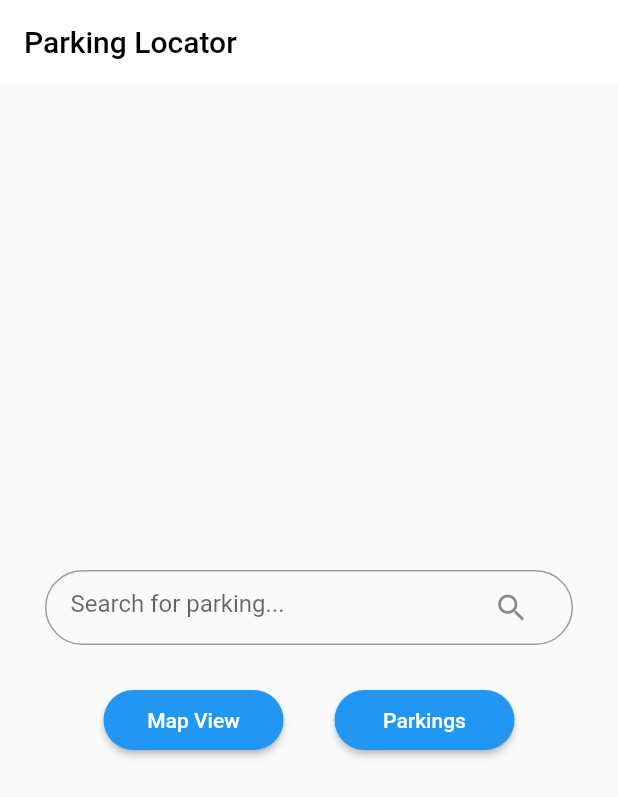
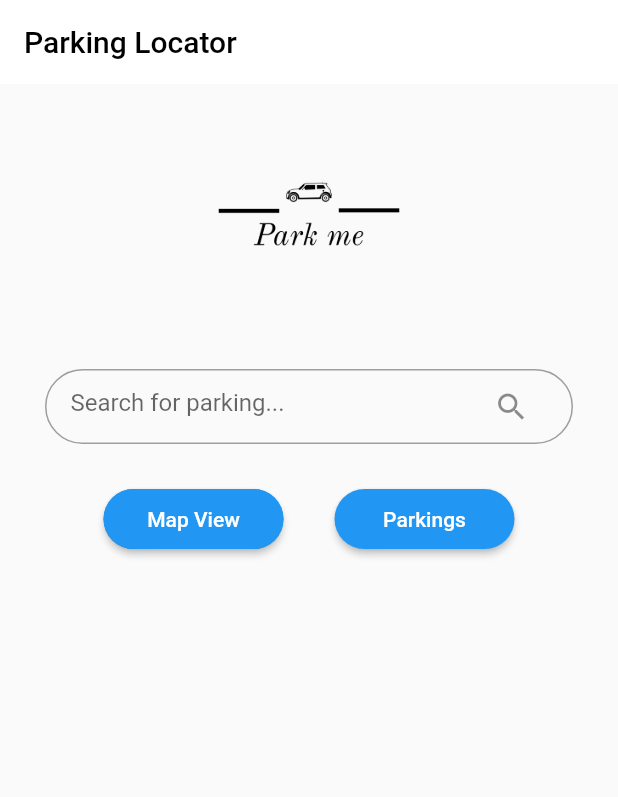
Before and after one commit to dhiyanesh-cyber/car-parking, a Flutter app: the screen it shows after launch, on a phone screen of 412 x 824 dp. Shown: the top 797 px of the screen. Run offline on Flutter 3.47's test engine with Material 2 defaults, Android fonts, the phone set to English and light mode, and no system bars; our stand-ins replace google_maps_flutter, location.

Commit message:
modified UI

```diff
--- a/lib/main.dart
+++ b/lib/main.dart
@@ -1,4 +1,5 @@
 import 'package:flutter/material.dart';
+import 'loading_screen.dart';
 import 'simple_starting_screen.dart';
 import 'parking_map_view.dart';
 import 'parkings_page.dart';
--- a/lib/simple_starting_screen.dart
+++ b/lib/simple_starting_screen.dart
@@ -13,12 +13,19 @@ class SimpleStartingScreen extends StatelessWidget {
         ),
         elevation: 0,
       ),
-      body: Container(
-        alignment: Alignment.center,
+      body: SingleChildScrollView(
+        child: Container(
+          alignment: Alignment.topCenter,
           margin: EdgeInsets.only(left: 30, right: 30),
           child: Column(
             mainAxisSize: MainAxisSize.min,
             children: [
+              Image.asset(
+                'assets/Park me-logos_black.png',
+                height: 170,
+              ),
+              SizedBox(height: 20),
+
               Container(
                 decoration: BoxDecoration(
                   border: Border.all(color: Colors.grey),
@@ -37,13 +44,22 @@ class SimpleStartingScreen extends StatelessWidget {
                 ),
               ),
               SizedBox(height: 30),
+
               Row(
                 mainAxisAlignment: MainAxisAlignment.spaceBetween,
                 children: [
                   SizedBox(width: 5,),
-                SizedBox(
+                  // Use a Container to wrap the ElevatedButton and apply the gradient
+                  Container(
                     width: 120,
                     height: 40,
+                    decoration: BoxDecoration(
+                      gradient: LinearGradient(
+                        colors: [Colors.blue, Colors.lightBlue],
+                        stops: [0.0, 0.7],
+                      ),
+                      borderRadius: BorderRadius.circular(20),
+                    ),
                     child: ElevatedButton(
                       onPressed: () {
                         Navigator.pushNamed(context, '/mapView');
@@ -77,6 +93,7 @@ class SimpleStartingScreen extends StatelessWidget {
             ],
           ),
         ),
+      ),
     );
   }
 }
--- a/pubspec.yaml
+++ b/pubspec.yaml
@@ -62,8 +62,8 @@ flutter:
   uses-material-design: true
 
   # To add assets to your application, add an assets section, like this:
-  # assets:
-  #   - images/a_dot_burr.jpeg
+  assets:
+     - assets/Park me-logos_black.png
   #   - images/a_dot_ham.jpeg
 
   # An image asset can refer to one or more resolution-specific "variants", see
```
Also changed, not shown: lib/loading_screen.dart (added, +20 -0 lines), lib/parking_loading_widget.dart (added, +79 -0 lines), assets/Park me-logos_black.png (added). Lines whose indentation alone changed are shown as unchanged.
